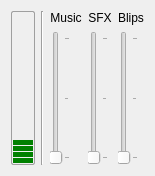
First picture: the form in resource/ui/mixer.ui, repository AttorneyOnline/AO2-Client, before the edit.
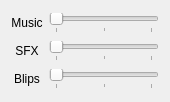
Second picture: the form after the edit.

Commit message: Mixer UI fixups (still not ready yet)

Patch:
```diff
--- a/resource/ui/mixer.ui
+++ b/resource/ui/mixer.ui
@@ -6,8 +6,8 @@
    <rect>
     <x>0</x>
     <y>0</y>
-    <width>146</width>
-    <height>176</height>
+    <width>170</width>
+    <height>102</height>
    </rect>
   </property>
   <property name="sizePolicy">
@@ -26,7 +26,7 @@
    <string>Form</string>
   </property>
   <layout class="QGridLayout" name="gridLayout">
-   <item row="0" column="2">
+   <item row="0" column="0">
     <widget class="QLabel" name="label_music">
      <property name="text">
       <string>Music</string>
@@ -36,7 +36,26 @@
      </property>
     </widget>
    </item>
-   <item row="0" column="3">
+   <item row="0" column="1">
+    <widget class="QSlider" name="music_slider">
+     <property name="focusPolicy">
+      <enum>Qt::TabFocus</enum>
+     </property>
+     <property name="maximum">
+      <number>100</number>
+     </property>
+     <property name="orientation">
+      <enum>Qt::Horizontal</enum>
+     </property>
+     <property name="tickPosition">
+      <enum>QSlider::TicksBelow</enum>
+     </property>
+     <property name="tickInterval">
+      <number>50</number>
+     </property>
+    </widget>
+   </item>
+   <item row="1" column="0">
     <widget class="QLabel" name="label_sfx">
      <property name="text">
       <string>SFX</string>
@@ -46,7 +65,26 @@
      </property>
     </widget>
    </item>
-   <item row="0" column="4">
+   <item row="1" column="1">
+    <widget class="QSlider" name="sfx_slider">
+     <property name="focusPolicy">
+      <enum>Qt::TabFocus</enum>
+     </property>
+     <property name="maximum">
+      <number>100</number>
+     </property>
+     <property name="orientation">
+      <enum>Qt::Horizontal</enum>
+     </property>
+     <property name="tickPosition">
+      <enum>QSlider::TicksBelow</enum>
+     </property>
+     <property name="tickInterval">
+      <number>50</number>
+     </property>
+    </widget>
+   </item>
+   <item row="2" column="0">
     <widget class="QLabel" name="label_blips">
      <property name="text">
       <string>Blips</string>
@@ -54,47 +92,12 @@
      <property name="alignment">
       <set>Qt::AlignCenter</set>
      </property>
-    </widget>
-   </item>
-   <item row="1" column="2">
-    <widget class="QSlider" name="music_slider">
-     <property name="focusPolicy">
-      <enum>Qt::TabFocus</enum>
+     <property name="buddy">
+      <cstring>blips_slider</cstring>
      </property>
-     <property name="maximum">
-      <number>100</number>
-     </property>
-     <property name="orientation">
-      <enum>Qt::Vertical</enum>
-     </property>
-     <property name="tickPosition">
-      <enum>QSlider::TicksBelow</enum>
-     </property>
-     <property name="tickInterval">
-      <number>50</number>
-     </property>
     </widget>
    </item>
-   <item row="1" column="3">
-    <widget class="QSlider" name="sfx_slider">
-     <property name="focusPolicy">
-      <enum>Qt::TabFocus</enum>
-     </property>
-     <property name="maximum">
-      <number>100</number>
-     </property>
-     <property name="orientation">
-      <enum>Qt::Vertical</enum>
-     </property>
-     <property name="tickPosition">
-      <enum>QSlider::TicksBelow</enum>
-     </property>
-     <property name="tickInterval">
-      <number>50</number>
-     </property>
-    </widget>
-   </item>
-   <item row="1" column="4">
+   <item row="2" column="1">
     <widget class="QSlider" name="blips_slider">
      <property name="focusPolicy">
       <enum>Qt::TabFocus</enum>
@@ -103,7 +106,7 @@
       <number>100</number>
      </property>
      <property name="orientation">
-      <enum>Qt::Vertical</enum>
+      <enum>Qt::Horizontal</enum>
      </property>
      <property name="tickPosition">
       <enum>QSlider::TicksBelow</enum>
@@ -113,48 +116,6 @@
      </property>
     </widget>
    </item>
-   <item row="0" column="1" rowspan="2">
-    <widget class="Line" name="line">
-     <property name="orientation">
-      <enum>Qt::Vertical</enum>
-     </property>
-    </widget>
-   </item>
-   <item row="0" column="0" rowspan="2">
-    <widget class="QProgressBar" name="master_level">
-     <property name="styleSheet">
-      <string notr="true">QProgressBar {
-border: 1px solid palette(dark);
-border-radius: 2px;
-background-color: transparent;
-}
-
-QProgressBar::chunk {
-background-color: green;
-height: 5px;
-margin-top: 0px;
-margin-bottom: 1px;
-margin-left: 1px;
-margin-right: 1px;
-}</string>
-     </property>
-     <property name="maximum">
-      <number>100</number>
-     </property>
-     <property name="value">
-      <number>15</number>
-     </property>
-     <property name="alignment">
-      <set>Qt::AlignCenter</set>
-     </property>
-     <property name="textVisible">
-      <bool>false</bool>
-     </property>
-     <property name="orientation">
-      <enum>Qt::Vertical</enum>
-     </property>
-    </widget>
-   </item>
   </layout>
  </widget>
  <resources/>
```
Left out of the diff: 6 changed lines with no effect on the pictures.
